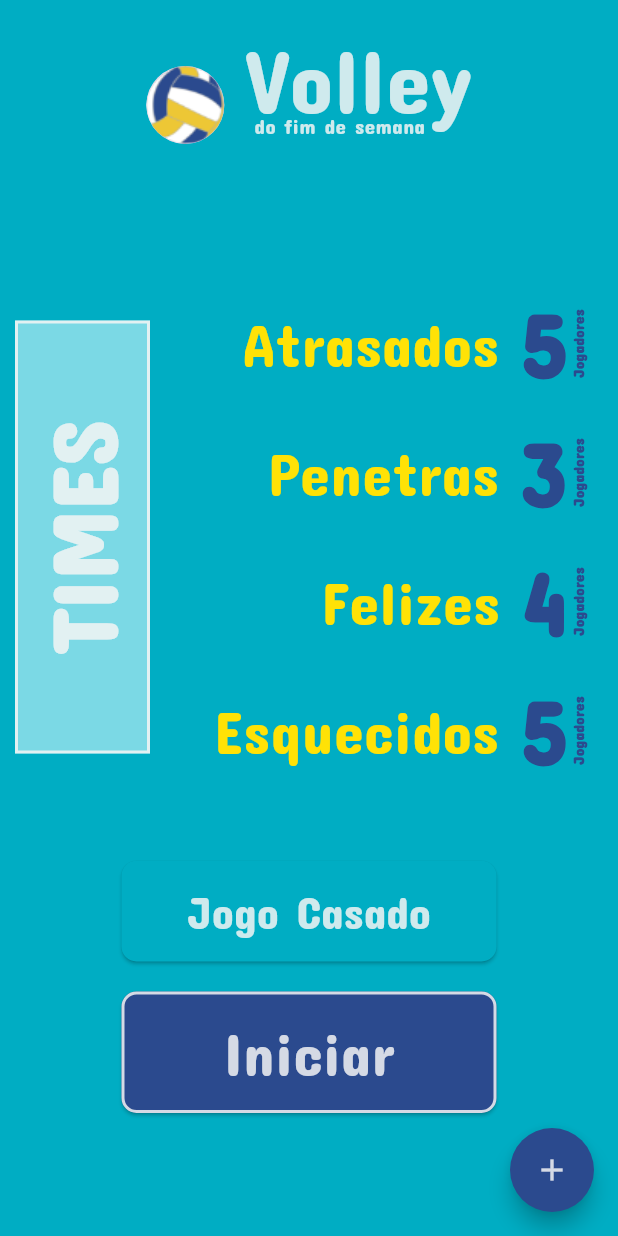
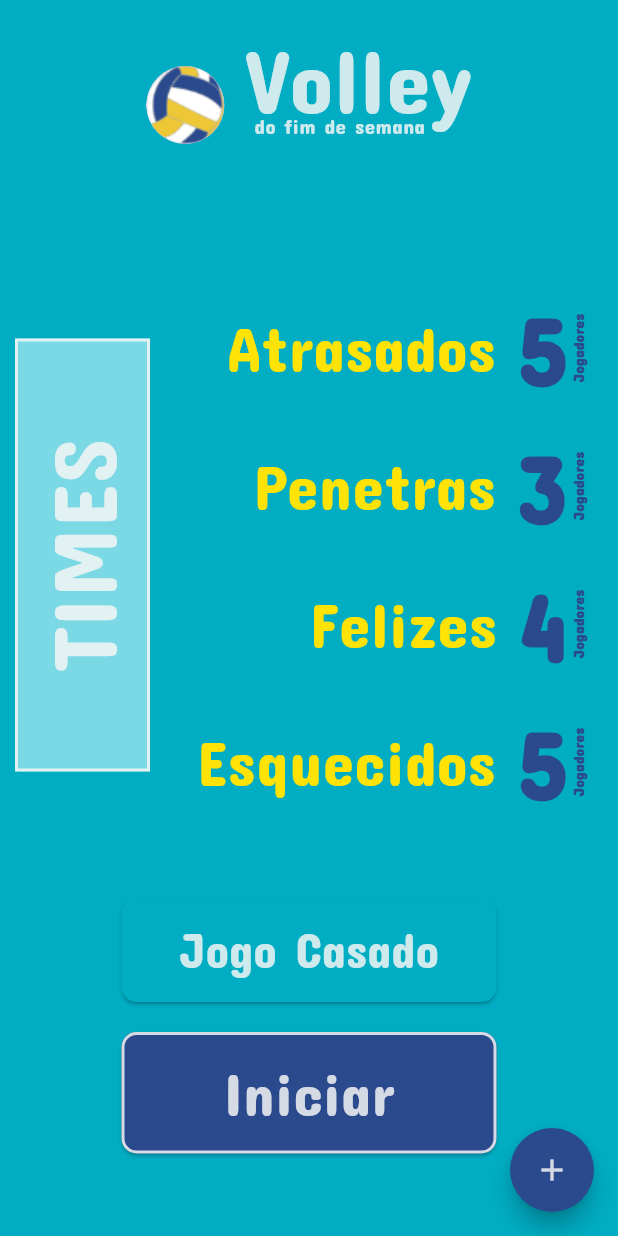
Before and after one commit to clara0904/voley, a Flutter app: the screen it shows after launch, on a phone screen of 412 x 824 dp. Run offline on Flutter 3.47's test engine with Material 3 defaults, Android fonts, the phone set to English and light mode, and no system bars.

Commit message:
feat: ajustes de estilo na primeira tela

```diff
--- a/lib/components/components_primary/times_list.dart
+++ b/lib/components/components_primary/times_list.dart
@@ -26,7 +26,7 @@ class TimesList extends StatelessWidget {
                   style: TextStyle(
                     fontSize: 60,
                     color: ColorsApp.fontePrimaria,
-                    fontWeight: FontWeight.bold,
+                    fontWeight: FontWeight.w500,
                   ),
                 ),
               ),
--- a/lib/components/components_primary/times_primary.dart
+++ b/lib/components/components_primary/times_primary.dart
@@ -20,7 +20,7 @@ class TimesPrimary extends StatelessWidget {
           Text(
             nomeTime,
             style: TextStyle(
-              fontSize: 40,
+              fontSize: 42,
               color: ColorsApp.fonteTerciaria,
             ),
           ),
@@ -28,7 +28,7 @@ class TimesPrimary extends StatelessWidget {
           Text(
             jogadores,
             style: TextStyle(
-              fontSize: 60,
+              fontSize: 64,
               color: ColorsApp.fonteSecundaria,
               fontWeight: FontWeight.bold,
             ),
--- a/lib/screens/primary_screen.dart
+++ b/lib/screens/primary_screen.dart
@@ -28,7 +28,7 @@ class PrimaryScreen extends StatelessWidget {
             CustomButton(
               nameButton: 'Jogo Casado',
               corBackground: ColorsApp.backgroundPrincipal,
-              tamText: 30,
+              tamText: 32,
               onPressed: (){},
             ),
 
```
